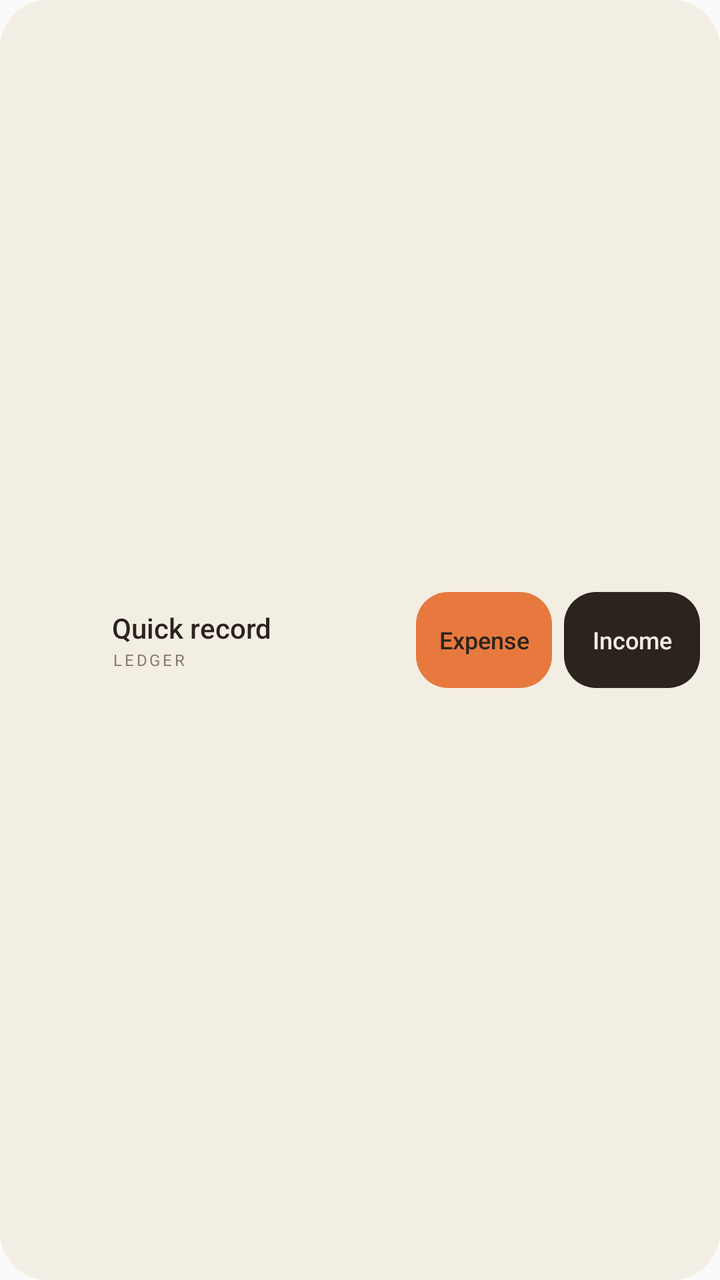
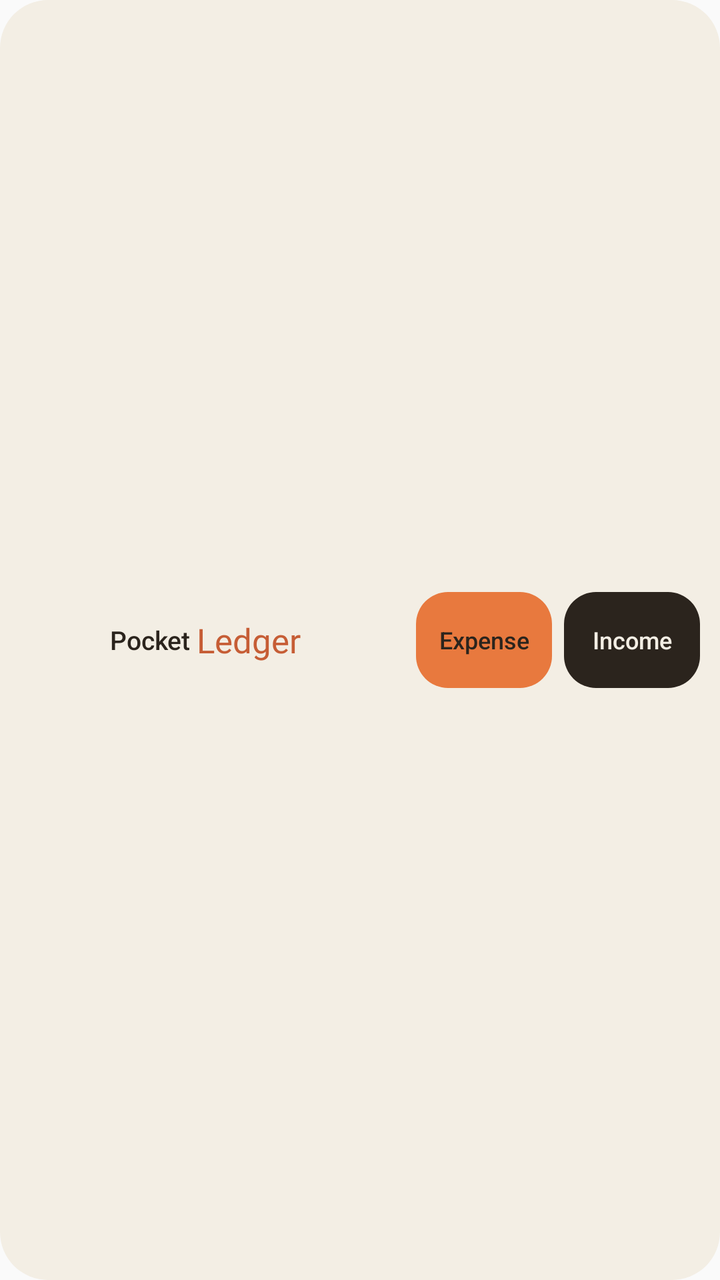

The first picture is an Android layout as it rendered before a commit; the second is the same layout after the commit. The layout source and the unified diff follow.
<!-- AndroidManifest.xml: application theme AppTheme -->
<!-- res/layout/ledger_widget.xml -->
<?xml version="1.0" encoding="utf-8"?>
<LinearLayout xmlns:android="http://schemas.android.com/apk/res/android"
    android:layout_width="match_parent" android:layout_height="match_parent"
    android:orientation="horizontal" android:gravity="center_vertical" android:padding="10dp" android:background="@drawable/widget_background">
    <LinearLayout android:layout_width="0dp" android:layout_weight="1" android:layout_height="match_parent" android:gravity="center_vertical" android:paddingStart="4dp" android:paddingEnd="8dp">
        <ImageView android:layout_width="34dp" android:layout_height="34dp" android:src="@mipmap/ic_launcher" android:contentDescription="@null" />
        <LinearLayout android:layout_width="wrap_content" android:layout_height="wrap_content" android:layout_marginStart="8dp" android:orientation="vertical">
            <TextView android:layout_width="wrap_content" android:layout_height="wrap_content" android:text="Quick record" android:textColor="#2B241D" android:textSize="14sp" android:fontFamily="sans-serif-medium" android:maxLines="1" />
            <TextView android:layout_width="wrap_content" android:layout_height="wrap_content" android:layout_marginTop="1dp" android:text="LEDGER" android:textColor="#867A68" android:textSize="8sp" android:letterSpacing="0.16" android:maxLines="1" />
        </LinearLayout>
    </LinearLayout>
    <TextView android:id="@+id/widget_expense" android:layout_width="68dp" android:layout_height="48dp" android:gravity="center" android:background="@drawable/widget_expense" android:text="Expense" android:textColor="#2B241D" android:textSize="12sp" android:fontFamily="sans-serif-medium" android:contentDescription="Add expense" />
    <TextView android:id="@+id/widget_income" android:layout_width="68dp" android:layout_height="48dp" android:layout_marginStart="6dp" android:gravity="center" android:background="@drawable/widget_income" android:text="Income" android:textColor="#F3EEE4" android:textSize="12sp" android:fontFamily="sans-serif-medium" android:contentDescription="Add income" />
</LinearLayout>
<!-- resources referenced by this layout -->
<resources>
  <!-- drawable widget_background (drawable) -->
  <shape xmlns:android="http://schemas.android.com/apk/res/android" android:shape="rectangle">
      <solid android:color="#F3EEE4" /><corners android:radius="24dp" />
  </shape>
  <!-- drawable widget_expense (drawable) -->
  <shape xmlns:android="http://schemas.android.com/apk/res/android" android:shape="rectangle">
      <solid android:color="#E8793E" /><corners android:radius="16dp" />
  </shape>
  <!-- drawable widget_income (drawable) -->
  <shape xmlns:android="http://schemas.android.com/apk/res/android" android:shape="rectangle">
      <solid android:color="#2B241D" /><corners android:radius="16dp" />
  </shape>
  <!-- mipmap ic_launcher (mipmap-anydpi-v26) -->
  <?xml version="1.0" encoding="utf-8"?>
  <adaptive-icon xmlns:android="http://schemas.android.com/apk/res/android">
      <background android:drawable="@color/ic_launcher_background" />
      <foreground android:drawable="@drawable/ic_launcher_foreground" />
  </adaptive-icon>
  <style name="AppTheme" parent="Theme.AppCompat.Light.DarkActionBar">
          
          <item name="colorPrimary">@color/colorPrimary</item>
          <item name="colorPrimaryDark">@color/colorPrimaryDark</item>
          <item name="colorAccent">@color/colorAccent</item>
      </style>
  <color name="ic_launcher_background">#2B241D</color>
  <!-- drawable ic_launcher_foreground (drawable-v24) -->
  <vector xmlns:android="http://schemas.android.com/apk/res/android"
      android:width="108dp"
      android:height="108dp"
      android:viewportWidth="108"
      android:viewportHeight="108">
      
      <group
          android:pivotX="54"
          android:pivotY="54"
          android:scaleX="0.74"
          android:scaleY="0.74">
          <path
              android:fillColor="#F3EEE4"
              android:pathData="M32,33H76Q79,33 79,36V38Q79,41 76,41H32Q29,41 29,38V36Q29,33 32,33ZM32,50H76Q79,50 79,53V55Q79,58 76,58H32Q29,58 29,55V53Q29,50 32,50ZM32,67H58Q61,67 61,70V72Q61,75 58,75H32Q29,75 29,72V70Q29,67 32,67Z" />
          <path
              android:fillColor="#E2703A"
              android:pathData="M67,67H70Q73,67 73,70V72Q73,75 70,75H67Q64,75 64,72V70Q64,67 67,67Z" />
      </group>
  </vector>
</resources>

<!-- the commit's change to res/layout/ledger_widget.xml (unified diff, before → after) -->
@@ -4,9 +4,9 @@
     android:orientation="horizontal" android:gravity="center_vertical" android:padding="10dp" android:background="@drawable/widget_background">
     <LinearLayout android:layout_width="0dp" android:layout_weight="1" android:layout_height="match_parent" android:gravity="center_vertical" android:paddingStart="4dp" android:paddingEnd="8dp">
         <ImageView android:layout_width="34dp" android:layout_height="34dp" android:src="@mipmap/ic_launcher" android:contentDescription="@null" />
-        <LinearLayout android:layout_width="wrap_content" android:layout_height="wrap_content" android:layout_marginStart="8dp" android:orientation="vertical">
-            <TextView android:layout_width="wrap_content" android:layout_height="wrap_content" android:text="Quick record" android:textColor="#2B241D" android:textSize="14sp" android:fontFamily="sans-serif-medium" android:maxLines="1" />
-            <TextView android:layout_width="wrap_content" android:layout_height="wrap_content" android:layout_marginTop="1dp" android:text="LEDGER" android:textColor="#867A68" android:textSize="8sp" android:letterSpacing="0.16" android:maxLines="1" />
+        <LinearLayout android:layout_width="wrap_content" android:layout_height="wrap_content" android:layout_marginStart="7dp" android:orientation="horizontal" android:gravity="center_vertical" android:baselineAligned="true">
+            <TextView android:layout_width="wrap_content" android:layout_height="wrap_content" android:text="Pocket" android:textColor="#2B241D" android:textSize="13sp" android:fontFamily="sans-serif-medium" android:maxLines="1" />
+            <TextView android:layout_width="wrap_content" android:layout_height="wrap_content" android:layout_marginStart="3dp" android:text="Ledger" android:textColor="#C65D35" android:textSize="17sp" android:fontFamily="@font/instrument_serif_italic" android:maxLines="1" />
         </LinearLayout>
     </LinearLayout>
     <TextView android:id="@+id/widget_expense" android:layout_width="68dp" android:layout_height="48dp" android:gravity="center" android:background="@drawable/widget_expense" android:text="Expense" android:textColor="#2B241D" android:textSize="12sp" android:fontFamily="sans-serif-medium" android:contentDescription="Add expense" />
